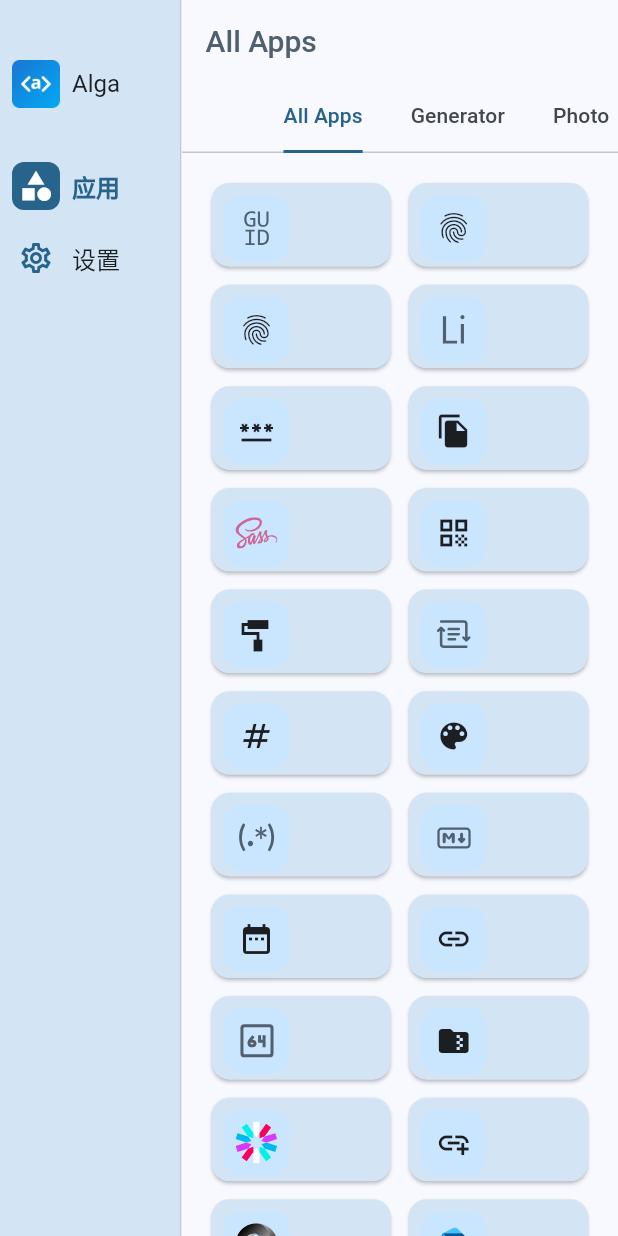
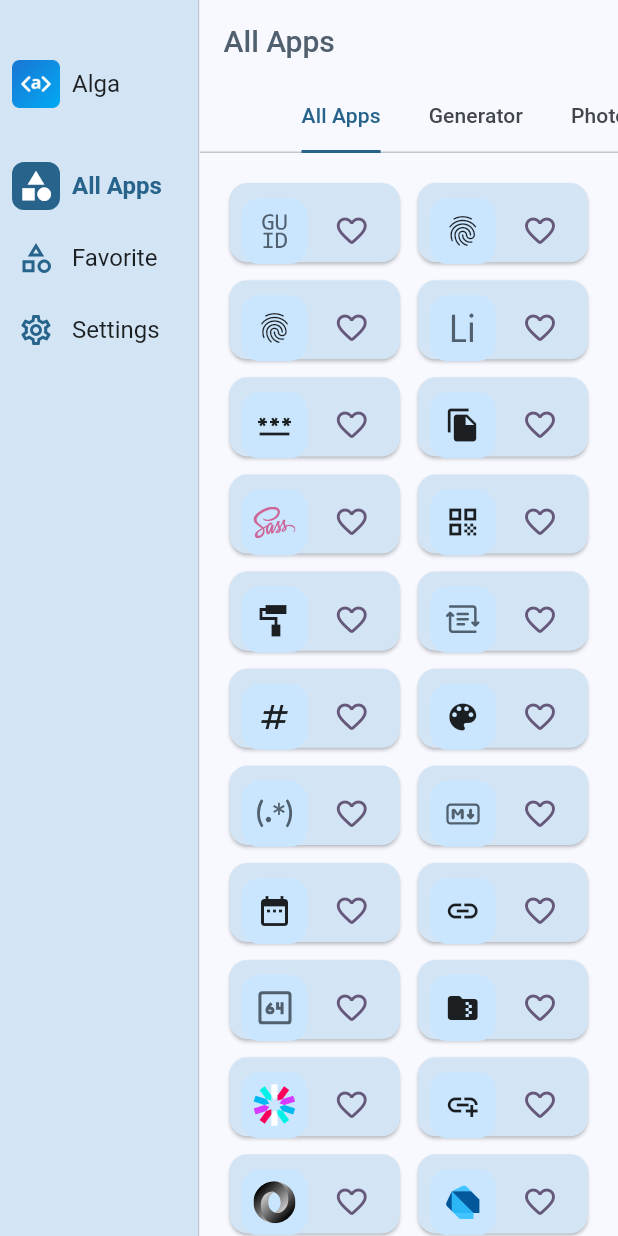
Before and after one commit to laiiihz/alga, a Flutter app: the screen it shows after launch, on a phone screen of 412 x 824 dp. Run offline on Flutter 3.47's test engine with Material 2 defaults, Android fonts, the phone set to English and light mode, and no system bars; drawn by our look-alikes of dynamic_color; our stand-ins replace auto_size_text, convert, device_info_plus, flutter_blurhash, flutter_colorpicker, flutter_highlight and 12 more; missing offline and left inert: blurhash_dart, dart_style, extended_text_field, file_selector, flutter_js, highlight and 9 more; accounts and stored records are empty; generated files the repository leaves out were written again.

Commit message:
add favorite

```diff
--- /dev/null
+++ b/lib/alga_view/all_apps/alga_app_item.dart
@@ -0,0 +1,85 @@
+import 'package:alga/constants/import_helper.dart';
+import 'package:alga/models/app_atom.dart';
+import 'package:alga/utils/hive_boxes/favorite_box.dart';
+import 'package:auto_size_text/auto_size_text.dart';
+import 'package:go_router/go_router.dart';
+
+class AlgaAppItem extends StatelessWidget {
+  const AlgaAppItem(this.item, {super.key, this.listenable = true});
+  final AppAtom item;
+  final bool listenable;
+  @override
+  Widget build(BuildContext context) {
+    final color = Theme.of(context).colorScheme.secondaryContainer;
+    final secondColor = Theme.of(context).colorScheme.onSecondaryContainer;
+    final background = Theme.of(context).colorScheme.primaryContainer;
+    Widget iconButton() => IconButton(
+          onPressed: () {
+            FavoriteBox.update(item);
+          },
+          icon: Icon(
+            FavoriteBox.get(item)
+                ? Icons.favorite_rounded
+                : Icons.favorite_outline_rounded,
+            color: Theme.of(context).colorScheme.tertiary,
+          ),
+        );
+    Widget listenableIconButton = iconButton();
+    if (listenable) {
+      listenableIconButton = ValueListenableBuilder(
+        valueListenable: FavoriteBox.listener(item.path),
+        builder: (context, value, child) {
+          return iconButton();
+        },
+      );
+    }
+    return Card(
+      color: color,
+      shape: RoundedRectangleBorder(borderRadius: BorderRadius.circular(12)),
+      child: InkWell(
+        borderRadius: BorderRadius.circular(12),
+        onTap: () {
+          GoRouter.of(context).go('/apps/${item.path}');
+        },
+        child: Padding(
+          padding: const EdgeInsets.all(8.0),
+          child: Column(
+            crossAxisAlignment: CrossAxisAlignment.stretch,
+            children: [
+              Row(
+                children: [
+                  Material(
+                    color: background,
+                    borderRadius: BorderRadius.circular(12),
+                    child: SizedBox(
+                      height: 44,
+                      width: 44,
+                      child: Padding(
+                        padding: const EdgeInsets.all(8),
+                        child: item.icon,
+                      ),
+                      // child: item.,
+                    ),
+                  ),
+                  const Spacer(),
+                  listenableIconButton,
+                ],
+              ),
+              const SizedBox(height: 8),
+              Expanded(
+                child: AutoSizeText(
+                  item.title(context),
+                  textAlign: TextAlign.start,
+                  style: TextStyle(
+                    color: secondColor,
+                    fontSize: 18,
+                  ),
+                ),
+              )
+            ],
+          ),
+        ),
+      ),
+    );
+  }
+}
--- a/lib/alga_view/all_apps/alga_app_view.dart
+++ b/lib/alga_view/all_apps/alga_app_view.dart
@@ -1,8 +1,11 @@
 import 'package:alga/constants/import_helper.dart';
 import 'package:alga/models/app_atom.dart';
 import 'package:alga/models/app_category.dart';
+import 'package:alga/utils/hive_boxes/favorite_box.dart';
 import 'package:auto_size_text/auto_size_text.dart';
 import 'package:go_router/go_router.dart';
+
+import 'alga_app_item.dart';
 
 class AlgaAppView extends StatefulWidget {
   const AlgaAppView({super.key});
@@ -84,9 +87,6 @@ class AppCategoryView extends StatelessWidget {
 
   @override
   Widget build(BuildContext context) {
-    final color = Theme.of(context).colorScheme.secondaryContainer;
-    final secondColor = Theme.of(context).colorScheme.onSecondaryContainer;
-    final background = Theme.of(context).colorScheme.primaryContainer;
     return GridView.builder(
       padding: const EdgeInsets.all(16),
       gridDelegate: const SliverGridDelegateWithMaxCrossAxisExtent(
@@ -97,54 +97,7 @@ class AppCategoryView extends StatelessWidget {
       ),
       itemBuilder: (BuildContext context, int index) {
         final item = items[index];
-
-        return Card(
-          color: color,
-          shape:
-              RoundedRectangleBorder(borderRadius: BorderRadius.circular(12)),
-          child: InkWell(
-            borderRadius: BorderRadius.circular(12),
-            onTap: () {
-              GoRouter.of(context).go('/apps/${item.path}');
-            },
-            child: Padding(
-              padding: const EdgeInsets.all(8.0),
-              child: Column(
-                crossAxisAlignment: CrossAxisAlignment.stretch,
-                children: [
-                  Row(
-                    children: [
-                      Material(
-                        color: background,
-                        borderRadius: BorderRadius.circular(12),
-                        child: SizedBox(
-                          height: 44,
-                          width: 44,
-                          child: Padding(
-                            padding: const EdgeInsets.all(8),
-                            child: item.icon,
-                          ),
-                          // child: item.,
-                        ),
-                      ),
-                    ],
-                  ),
-                  const SizedBox(height: 8),
-                  Expanded(
-                    child: AutoSizeText(
-                      item.title(context),
-                      textAlign: TextAlign.start,
-                      style: TextStyle(
-                        color: secondColor,
-                        fontSize: 18,
-                      ),
-                    ),
-                  )
-                ],
-              ),
-            ),
-          ),
-        );
+        return AlgaAppItem(item);
       },
       itemCount: items.length,
     );
--- a/lib/alga_view/widgets/alga_panel.dart
+++ b/lib/alga_view/widgets/alga_panel.dart
@@ -1,6 +1,5 @@
 import 'package:alga/alga_view/widgets/alga_panel_item.dart';
-import 'package:flutter/material.dart';
-import 'package:flutter_riverpod/flutter_riverpod.dart';
+import 'package:alga/constants/import_helper.dart';
 
 class AlgaPanel extends ConsumerStatefulWidget {
   const AlgaPanel({super.key});
@@ -38,17 +37,23 @@ class _AlgaPanelState extends ConsumerState<AlgaPanel> {
           Expanded(
             child: ListView(
               padding: const EdgeInsets.all(4),
-              children: const [
+              children: [
                 AlgaPanelItem(
-                  icon: Icon(Icons.category_outlined),
-                  activeIcon: Icon(Icons.category),
-                  title: Text('应用'),
+                  icon: const Icon(Icons.category_outlined),
+                  activeIcon: const Icon(Icons.category),
+                  title: Text(context.tr.allApps),
                   path: '/apps',
                 ),
                 AlgaPanelItem(
-                  icon: Icon(Icons.settings_outlined),
-                  activeIcon: Icon(Icons.settings),
-                  title: Text('设置'),
+                  icon: const Icon(Icons.category_outlined),
+                  activeIcon: const Icon(Icons.category),
+                  title: Text(context.tr.favorite),
+                  path: '/favorite',
+                ),
+                AlgaPanelItem(
+                  icon: const Icon(Icons.settings_outlined),
+                  activeIcon: const Icon(Icons.settings),
+                  title: Text(context.tr.settings),
                   path: '/settings',
                 ),
               ],
@@ -57,7 +62,7 @@ class _AlgaPanelState extends ConsumerState<AlgaPanel> {
         ],
       ),
     );
-    result = SizedBox(width: 120, child: result);
+    result = SizedBox(width: 132, child: result);
 
     return result;
   }
--- a/lib/l10n/app_en.arb
+++ b/lib/l10n/app_en.arb
@@ -157,5 +157,6 @@
   "formatterApp": "Formatter",
   "frontEndApp": "Front End",
   "infomationApp": "Infomation",
-  "serverApp": "Server"
+  "serverApp": "Server",
+  "favorite": "Favorite"
 }
--- a/lib/l10n/app_zh.arb
+++ b/lib/l10n/app_zh.arb
@@ -154,5 +154,6 @@
   "formatterApp": "格式化",
   "frontEndApp": "前端",
   "infomationApp": "信息",
-  "serverApp": "服务器"
+  "serverApp": "服务器",
+  "favorite": "收藏"
 }
--- a/lib/routers/app_routes.dart
+++ b/lib/routers/app_routes.dart
@@ -30,6 +30,7 @@ import 'package:alga/tools/server_tools/static_server_tool/static_server_tool_vi
 import 'package:alga/tools/text_tools/date_parser/date_parser_view.dart';
 import 'package:alga/tools/text_tools/markdown_preview/markdown_preview_view.dart';
 import 'package:alga/tools/text_tools/regex_tester/regex_tester_view.dart';
+import 'package:alga/views/favorite_view.dart';
 import 'package:alga/views/settings_view.dart';
 import 'package:go_router/go_router.dart';
 
@@ -46,7 +47,7 @@ final appRouter = GoRouter(
       routes: [
         GoRoute(
           path: '/favorite',
-          builder: (context, state) => const Scaffold(),
+          builder: (context, state) => const FavoriteView(),
         ),
         GoRoute(
           path: '/apps',
--- /dev/null
+++ b/lib/utils/hive_boxes/favorite_box.dart
@@ -0,0 +1,44 @@
+import 'package:alga/models/app_atom.dart';
+import 'package:alga/utils/hive_util.dart';
+import 'package:flutter/foundation.dart';
+import 'package:hive_flutter/hive_flutter.dart';
+
+class FavoriteBox {
+  static Box<String> get _box => HiveUtil.favoriteBox;
+
+  static Future put(AppAtom atom) async {
+    await _box.put(atom.path, atom.path);
+  }
+
+  static Future remove(AppAtom atom) async {
+    await _box.delete(atom.path);
+  }
+
+  static bool get(AppAtom atom) {
+    return _box.get(atom.path) != null;
+  }
+
+  static Future update(AppAtom atom) async {
+    final state = get(atom);
+    if (state) {
+      await remove(atom);
+    } else {
+      await put(atom);
+    }
+  }
+
+  static List<AppAtom> get items {
+    final keys = _box.keys;
+    final result = <AppAtom>[];
+    for (var element in AppAtom.items) {
+      if (keys.contains(element.path)) {
+        result.add(element);
+      }
+    }
+    return result;
+  }
+
+  static ValueListenable<Box<String>> get listenerAll => _box.listenable();
+  static ValueListenable<Box<String>> listener(String key) =>
+      _box.listenable(keys: [key]);
+}
--- a/lib/utils/hive_util.dart
+++ b/lib/utils/hive_util.dart
@@ -2,8 +2,10 @@ import 'package:hive_flutter/hive_flutter.dart';
 
 class HiveUtil {
   static late Box appConfigBox;
+  static late Box<String> favoriteBox;
   static init() async {
     await Hive.initFlutter('stored');
     appConfigBox = await Hive.openBox('APP_CONFIG');
+    favoriteBox = await Hive.openBox<String>('FAVORITE');
   }
 }
```
Also changed, not shown: lib/alga_view/all_apps/app_category_item.dart (deleted, +0 -53 lines), lib/views/favorite_view.dart (added, +41 -0 lines).
